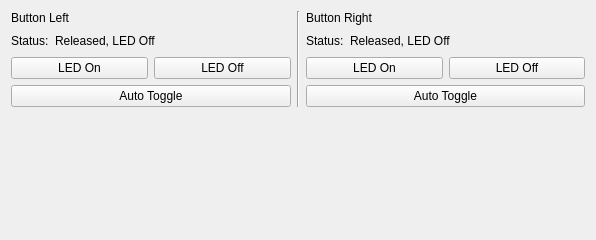
Above: src/brickv/plugin_system/plugins/dual_button_v2/ui/dual_button_v2.ui from Tinkerforge/brickv before the change. Below: the same form after it.
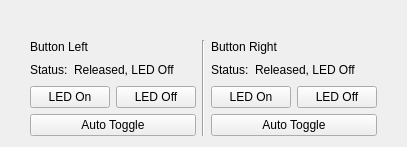
That is the form after the change.

Commit message: Better layout for Dual Button V2

What changed in the file:
```diff
--- a/src/brickv/plugin_system/plugins/dual_button_v2/ui/dual_button_v2.ui
+++ b/src/brickv/plugin_system/plugins/dual_button_v2/ui/dual_button_v2.ui
@@ -6,16 +6,42 @@
    <rect>
     <x>0</x>
     <y>0</y>
-    <width>596</width>
-    <height>240</height>
+    <width>407</width>
+    <height>147</height>
    </rect>
   </property>
   <property name="windowTitle">
    <string>Form</string>
   </property>
   <layout class="QVBoxLayout" name="verticalLayout_6">
+   <item>
+    <spacer name="verticalSpacer_2">
+     <property name="orientation">
+      <enum>Qt::Vertical</enum>
+     </property>
+     <property name="sizeHint" stdset="0">
+      <size>
+       <width>20</width>
+       <height>40</height>
+      </size>
+     </property>
+    </spacer>
+   </item>
    <item>
     <layout class="QHBoxLayout" name="horizontalLayout">
+     <item>
+      <spacer name="horizontalSpacer">
+       <property name="orientation">
+        <enum>Qt::Horizontal</enum>
+       </property>
+       <property name="sizeHint" stdset="0">
+        <size>
+         <width>40</width>
+         <height>20</height>
+        </size>
+       </property>
+      </spacer>
+     </item>
      <item>
       <layout class="QVBoxLayout" name="verticalLayout_2">
        <item>
@@ -157,6 +183,19 @@
        </item>
       </layout>
      </item>
+     <item>
+      <spacer name="horizontalSpacer_4">
+       <property name="orientation">
+        <enum>Qt::Horizontal</enum>
+       </property>
+       <property name="sizeHint" stdset="0">
+        <size>
+         <width>40</width>
+         <height>20</height>
+        </size>
+       </property>
+      </spacer>
+     </item>
     </layout>
    </item>
    <item>
```
